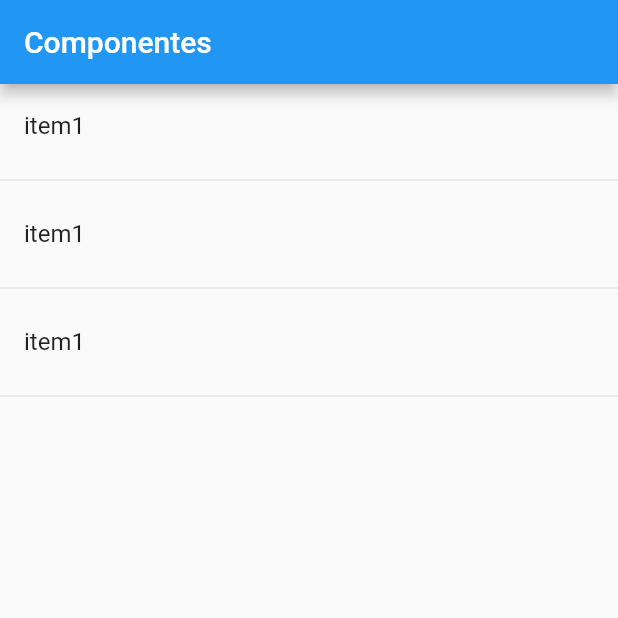
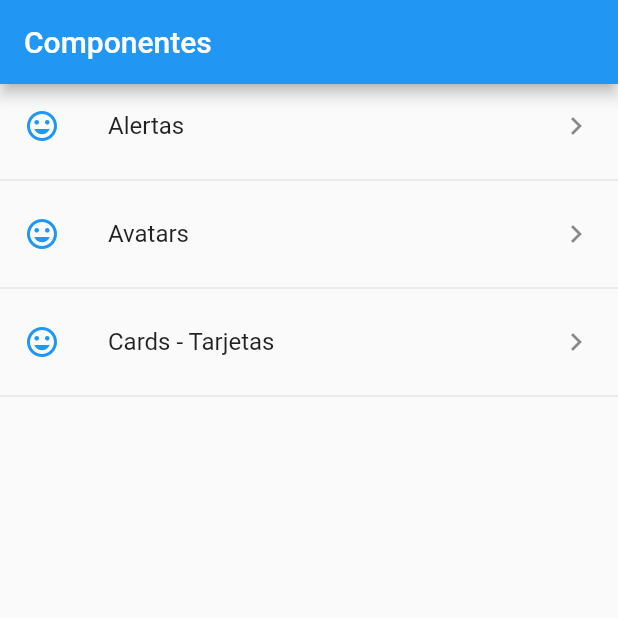
Before and after one commit to RicardoTrejoSanjuan/componentes_flutter, a Flutter app: the screen it shows after launch, on a phone screen of 412 x 824 dp, the top half of it. Run offline on Flutter 3.47's test engine with Material 2 defaults, Android fonts, the phone set to English and light mode, and no system bars.

Commit message:
Future Builder - Crea Widgets para la lista opt1 y opt2

```diff
--- a/lib/src/pages/home_page.dart
+++ b/lib/src/pages/home_page.dart
@@ -15,22 +15,76 @@ class HomePages extends StatelessWidget {
 
   Widget _lista() {
 
-    print(menuProvider.opciones);
+    // Opcion Poco convencional
+    // menuProvider.cargarData()
+    // .then((res) {
+    //   print('Lista');
+    //   print(res);
+    // });
 
-    return ListView(
-      children: _listaItems(),
+    // return ListView(
+    //   children: _listaItems(),
+    // );
+
+    return FutureBuilder(
+      future: menuProvider.cargarData(),
+      initialData: [],
+      builder: (BuildContext context, AsyncSnapshot<List<dynamic>> snapshot) {
+
+        print('builder');
+        print(snapshot.data);
+        return ListView(
+          children: _listaItems(snapshot.data),
+        );
+      },
     );
   }
 
-  List<Widget> _listaItems() {
-    return [
-      ListTile(title: Text('item1')),
-      Divider(),
-      ListTile(title: Text('item1')),
-      Divider(),
-      ListTile(title: Text('item1')),
-      Divider(),
-    ];
+  List<Widget> _listaItems(List<dynamic> data) {
+
+    // ---  Opcion 2 para el menu ----
+
+    final List<Widget> lista = [];
+
+    data.forEach((item) {
+      final widgetTemp = ListTile(
+        title: Text(item['texto']),
+        leading: Icon(Icons.mood, color: Colors.blue),
+        trailing: Icon(Icons.keyboard_arrow_right),
+        onTap: () {},
+      );
+
+      lista..add(widgetTemp)
+           ..add(Divider());
+    });
+
+    // --  End opcion 2 para el menu ---
+
+    // ---  Opcion 1 para el menu ----
+    // final List<Widget> lista = data.map((item) {
+    //   return Column(
+    //     children: <Widget>[
+    //       ListTile(
+    //         title: Text(item['texto']),
+    //         leading: Icon(Icons.mood, color: Colors.blue),
+    //         trailing: Icon(Icons.keyboard_arrow_right),
+    //         onTap: () {},
+    //       ),
+    //       Divider(),
+    //     ],
+    //   );
+    // }).toList();
+
+    return lista;
+
+    // return [
+    //   ListTile(title: Text('item1')),
+    //   Divider(),
+    //   ListTile(title: Text('item1')),
+    //   Divider(),
+    //   ListTile(title: Text('item1')),
+    //   Divider(),
+    // ];
   }
 
 
--- a/lib/src/pages/providers/menu_provider.dart
+++ b/lib/src/pages/providers/menu_provider.dart
@@ -13,7 +13,7 @@ class _MenuProvider{
 
     // print(data);
     Map dataMap = json.decode(resp);
-    print(dataMap['rutas']);
+    // print(dataMap['rutas']);
     opciones = dataMap['rutas'];
 
     return opciones;
```
